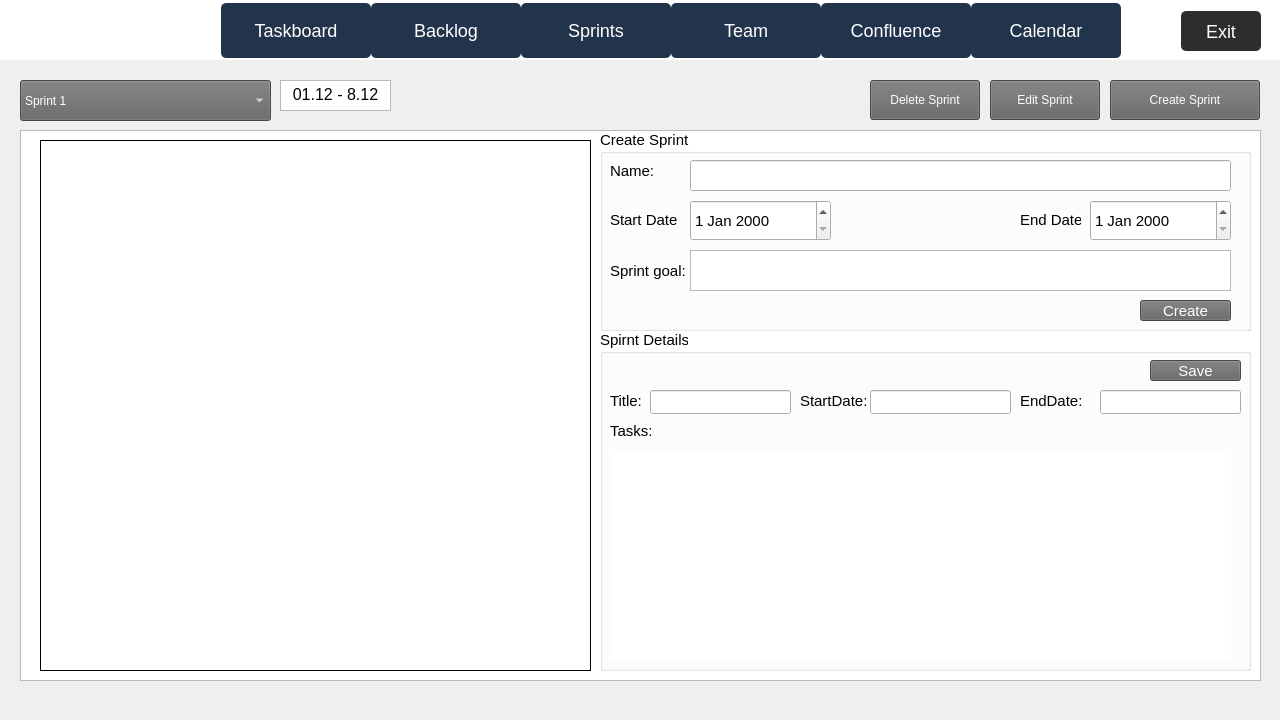
muazzamaqeel/Software-Project-CTS-5, file code/Staging_Environment/Recovered/Staging_Environment_Recorverd/parentboard.ui: the form before one commit.
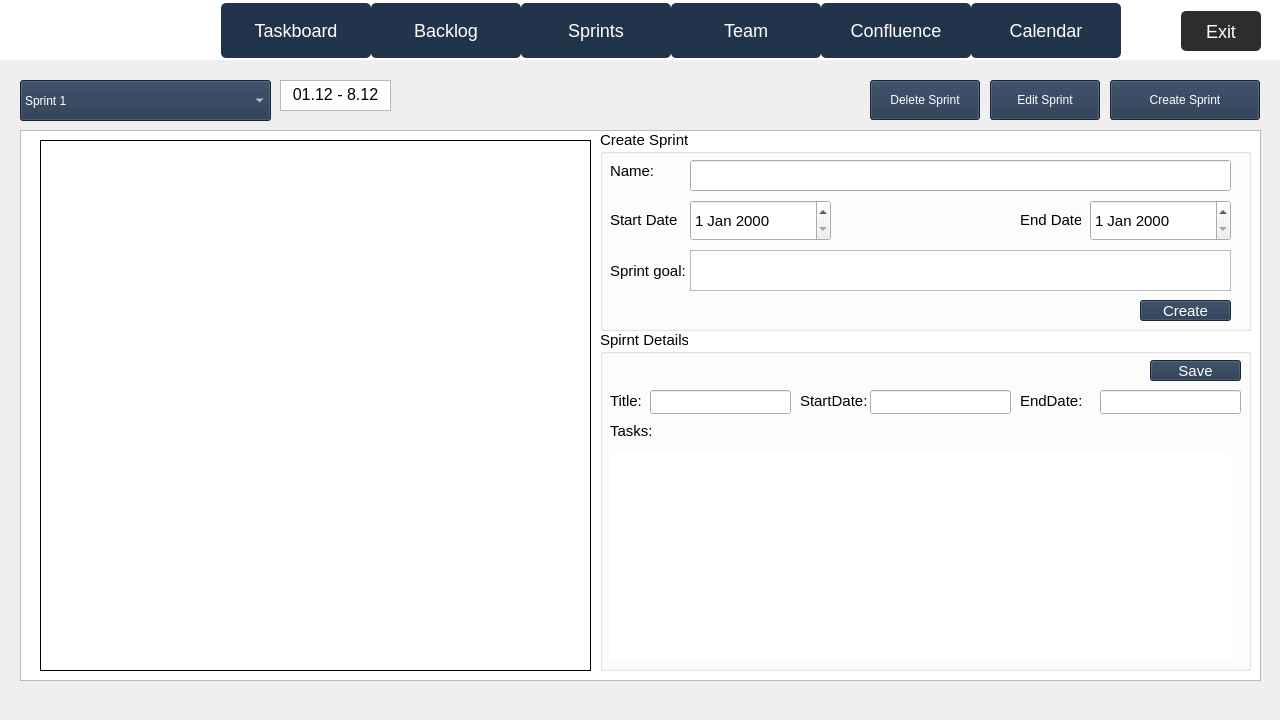
The form after the commit. The open tabs and pages were chosen to show the change. Icons and pictures are not drawn.

Commit message: color design

The edit to the form file:
```diff
--- a/code/Staging_Environment/Recovered/Staging_Environment_Recorverd/parentboard.ui
+++ b/code/Staging_Environment/Recovered/Staging_Environment_Recorverd/parentboard.ui
@@ -2123,7 +2123,7 @@
      <property name="styleSheet">
       <string notr="true">QPushButton {
 font: 13pt &quot;Arial&quot;;
-background-color: rgb(100, 100, 100);
+background-color: #22344C;
 color: rgb(255, 255, 255);
 }</string>
      </property>
@@ -2158,7 +2158,7 @@
      <property name="styleSheet">
       <string notr="true">QPushButton {
 font: 13pt &quot;Arial&quot;;
-background-color: rgb(100, 100, 100);
+background-color: #22344C;
 color: rgb(255, 255, 255);
 }</string>
      </property>
@@ -2187,7 +2187,7 @@
      <property name="styleSheet">
       <string notr="true">QComboBox {
 font: 15pt &quot;Arial&quot;;
-background-color: rgb(100, 100, 100);
+background-color: #22344C;
 color: rgb(255, 255, 255);
 }
 </string>
@@ -2440,7 +2440,7 @@
       <property name="styleSheet">
        <string notr="true">QPushButton {
 font: 13pt &quot;Arial&quot;;
-background-color: rgb(100, 100, 100);
+background-color: #22344C;
 color: rgb(255, 255, 255);
 }</string>
       </property>
@@ -2476,7 +2476,7 @@
      <property name="styleSheet">
       <string notr="true">QPushButton {
 font: 13pt &quot;Arial&quot;;
-background-color: rgb(100, 100, 100);
+background-color: #22344C;
 color: rgb(255, 255, 255);
 }</string>
      </property>
@@ -2686,7 +2686,7 @@
       <property name="styleSheet">
        <string notr="true">QPushButton {
 font: 11pt &quot;Arial&quot;;
-background-color: rgb(100, 100, 100);
+background-color: #22344C;
 color: rgb(255, 255, 255);
 }</string>
       </property>
```
Left out of the diff: 73 changed lines with no effect on the pictures. The commit also changes 2 other files.
